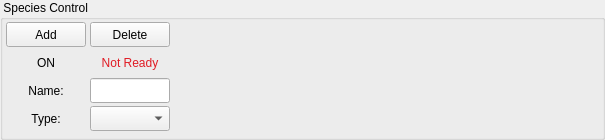
First picture: the form in gui_species_control.ui, repository samo38/AucPeakFitter, before the edit.
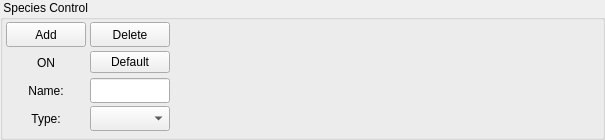
Second picture: the form after the edit. Icons and pictures are not drawn. Custom widgets are drawn as their Qt base class.

Commit message: removed embed_widgets.py and put each class in a separate file

The edit to the form file:
```diff
--- a/gui_species_control.ui
+++ b/gui_species_control.ui
@@ -215,31 +215,6 @@
            </property>
           </widget>
          </item>
-         <item row="1" column="1">
-          <widget class="QLabel" name="lb_warn">
-           <property name="minimumSize">
-            <size>
-             <width>80</width>
-             <height>25</height>
-            </size>
-           </property>
-           <property name="maximumSize">
-            <size>
-             <width>80</width>
-             <height>25</height>
-            </size>
-           </property>
-           <property name="styleSheet">
-            <string notr="true">color: rgb(224, 27, 36);</string>
-           </property>
-           <property name="text">
-            <string>Not Ready</string>
-           </property>
-           <property name="alignment">
-            <set>Qt::AlignCenter</set>
-           </property>
-          </widget>
-         </item>
          <item row="2" column="0">
           <widget class="QLabel" name="lb_name">
            <property name="minimumSize">
@@ -316,6 +291,17 @@
            </property>
           </widget>
          </item>
+         <item row="1" column="1">
+          <widget class="QPushButton" name="pb_deflt">
+           <property name="text">
+            <string>Default</string>
+           </property>
+           <property name="icon">
+            <iconset resource="resources.qrc">
+             <normaloff>:/Icon/Resources/Icons/keyboard_return_FILL0_wght400_GRAD0_opsz48.svg</normaloff>:/Icon/Resources/Icons/keyboard_return_FILL0_wght400_GRAD0_opsz48.svg</iconset>
+           </property>
+          </widget>
+         </item>
         </layout>
        </widget>
       </item>
```
The commit also changes 12 other files.
